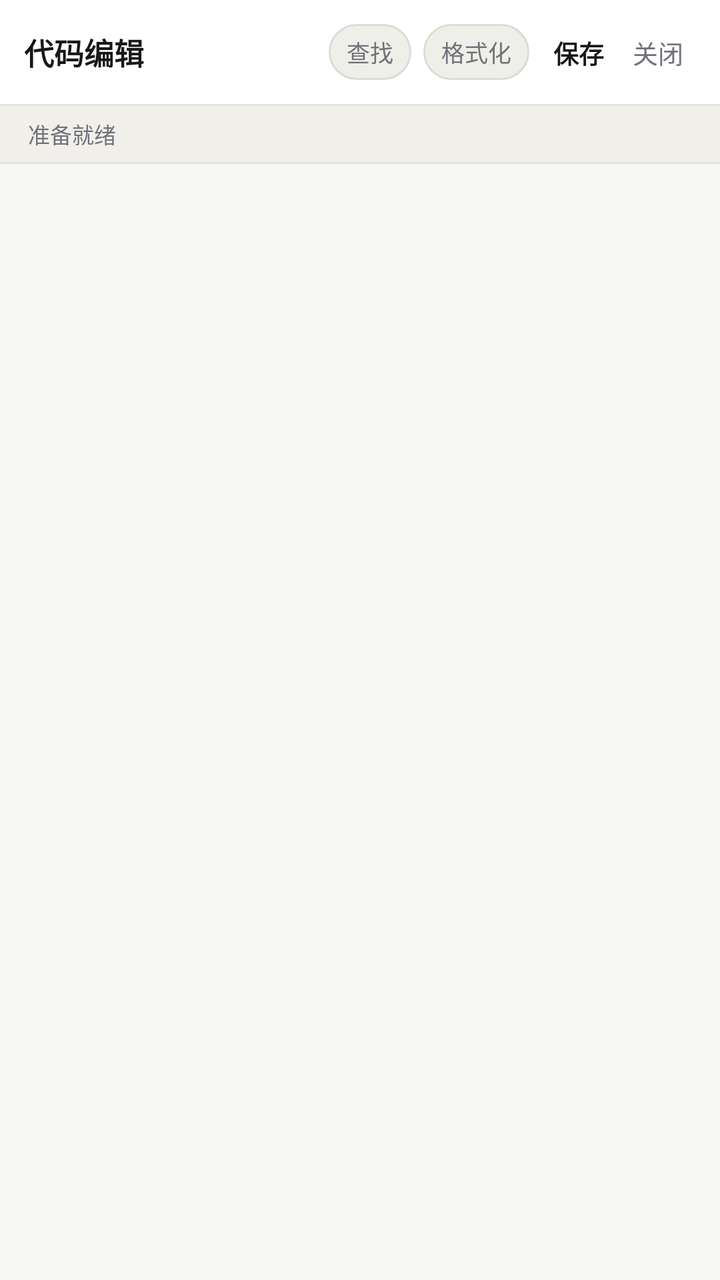
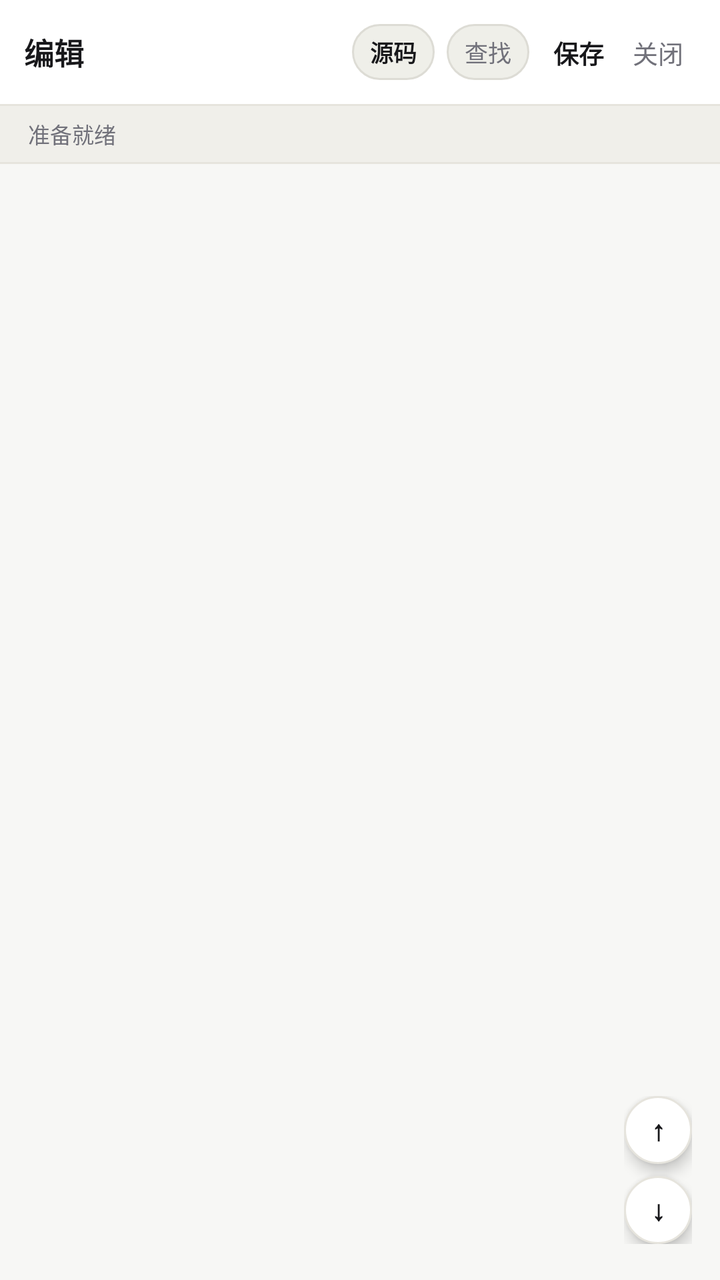

Before-and-after screenshots of an Android layout around one commit, followed by the original layout XML and the change that was made.
<!-- AndroidManifest.xml: application theme Theme.STThemeVault -->
<!-- res/layout/activity_code_editor.xml -->
<?xml version="1.0" encoding="utf-8"?>
<LinearLayout xmlns:android="http://schemas.android.com/apk/res/android"
    xmlns:app="http://schemas.android.com/apk/res-auto"
    android:layout_width="match_parent"
    android:layout_height="match_parent"
    android:background="@color/bg"
    android:orientation="vertical">

    
    <LinearLayout
        android:layout_width="match_parent"
        android:layout_height="52dp"
        android:background="@color/surface"
        android:gravity="center_vertical"
        android:orientation="horizontal"
        android:paddingHorizontal="12dp">

        <TextView
            android:id="@+id/tvEditorTitle"
            android:layout_width="0dp"
            android:layout_height="wrap_content"
            android:layout_weight="1"
            android:ellipsize="end"
            android:singleLine="true"
            android:text="代码编辑"
            android:textColor="@color/text_primary"
            android:textSize="15sp"
            android:textStyle="bold" />

        <TextView
            android:id="@+id/btnEditorSearchToggle"
            android:layout_width="wrap_content"
            android:layout_height="28dp"
            android:layout_marginStart="6dp"
            android:background="@drawable/bg_pill_accent"
            android:clickable="true"
            android:focusable="true"
            android:gravity="center"
            android:paddingHorizontal="9dp"
            android:text="查找"
            android:textColor="@color/text_muted"
            android:textSize="11.5sp" />

        <TextView
            android:id="@+id/btnEditorFormat"
            android:layout_width="wrap_content"
            android:layout_height="28dp"
            android:layout_marginStart="6dp"
            android:background="@drawable/bg_pill_accent"
            android:clickable="true"
            android:focusable="true"
            android:gravity="center"
            android:paddingHorizontal="9dp"
            android:text="格式化"
            android:textColor="@color/text_muted"
            android:textSize="11.5sp" />

        <com.google.android.material.button.MaterialButton
            android:id="@+id/btnEditorSave"
            style="@style/Widget.Material3.Button.TextButton"
            android:layout_width="wrap_content"
            android:layout_height="34dp"
            android:layout_marginStart="4dp"
            android:insetTop="0dp"
            android:insetBottom="0dp"
            android:minWidth="0dp"
            android:paddingHorizontal="8dp"
            android:text="保存"
            android:textColor="@color/text_primary"
            android:textSize="12.5sp"
            android:textStyle="bold" />

        <com.google.android.material.button.MaterialButton
            android:id="@+id/btnEditorClose"
            style="@style/Widget.Material3.Button.TextButton"
            android:layout_width="wrap_content"
            android:layout_height="34dp"
            android:insetTop="0dp"
            android:insetBottom="0dp"
            android:minWidth="0dp"
            android:paddingHorizontal="6dp"
            android:text="关闭"
            android:textColor="@color/text_muted"
            android:textSize="12.5sp" />
    </LinearLayout>

    <View
        android:layout_width="match_parent"
        android:layout_height="1dp"
        android:background="@color/border" />

    
    <LinearLayout
        android:id="@+id/layoutEditorFind"
        android:layout_width="match_parent"
        android:layout_height="44dp"
        android:background="@color/surface"
        android:gravity="center_vertical"
        android:orientation="horizontal"
        android:paddingHorizontal="12dp"
        android:visibility="gone">

        <EditText
            android:id="@+id/etEditorFind"
            android:layout_width="0dp"
            android:layout_height="32dp"
            android:layout_weight="1"
            android:background="@drawable/bg_input"
            android:hint="查找代码内容..."
            android:imeOptions="actionSearch"
            android:inputType="text"
            android:paddingHorizontal="10dp"
            android:singleLine="true"
            android:textColor="@color/text_primary"
            android:textColorHint="@color/text_muted"
            android:textSize="12.5sp" />

        <TextView
            android:id="@+id/tvFindCount"
            android:layout_width="wrap_content"
            android:layout_height="wrap_content"
            android:layout_marginStart="8dp"
            android:text="0/0"
            android:textColor="@color/text_muted"
            android:textSize="11.5sp" />

        <TextView
            android:id="@+id/btnFindPrev"
            android:layout_width="30dp"
            android:layout_height="30dp"
            android:layout_marginStart="4dp"
            android:background="@drawable/bg_pill_accent"
            android:clickable="true"
            android:focusable="true"
            android:gravity="center"
            android:text="‹"
            android:textColor="@color/text_primary"
            android:textSize="15sp"
            android:textStyle="bold" />

        <TextView
            android:id="@+id/btnFindNext"
            android:layout_width="30dp"
            android:layout_height="30dp"
            android:layout_marginStart="4dp"
            android:background="@drawable/bg_pill_accent"
            android:clickable="true"
            android:focusable="true"
            android:gravity="center"
            android:text="›"
            android:textColor="@color/text_primary"
            android:textSize="15sp"
            android:textStyle="bold" />
    </LinearLayout>

    
    <LinearLayout
        android:layout_width="match_parent"
        android:layout_height="28dp"
        android:background="@color/surface_2"
        android:gravity="center_vertical"
        android:orientation="horizontal"
        android:paddingHorizontal="14dp">

        <TextView
            android:id="@+id/tvEditorMeta"
            android:layout_width="match_parent"
            android:layout_height="wrap_content"
            android:singleLine="true"
            android:text="准备就绪"
            android:textColor="@color/text_muted"
            android:textSize="11sp" />
    </LinearLayout>

    <View
        android:layout_width="match_parent"
        android:layout_height="1dp"
        android:background="@color/border" />

    
    <ScrollView
        android:layout_width="match_parent"
        android:layout_height="0dp"
        android:layout_weight="1"
        android:fillViewport="true">

        <EditText
            android:id="@+id/etCodeContent"
            android:layout_width="match_parent"
            android:layout_height="wrap_content"
            android:background="@android:color/transparent"
            android:fontFamily="monospace"
            android:gravity="top|start"
            android:inputType="textMultiLine|textNoSuggestions"
            android:lineSpacingExtra="3dp"
            android:padding="14dp"
            android:scrollbars="vertical"
            android:textColor="@color/text_primary"
            android:textSize="12.5sp" />
    </ScrollView>

</LinearLayout>
<!-- resources referenced by this layout -->
<resources>
  <color name="bg">#F7F7F5</color>
  <color name="border">#E6E4DD</color>
  <color name="surface">#FFFFFF</color>
  <color name="surface_2">#F0EFEA</color>
  <color name="text_muted">#71717A</color>
  <color name="text_primary">#18181B</color>
  <!-- drawable bg_input (drawable) -->
  <?xml version="1.0" encoding="utf-8"?>
  <shape xmlns:android="http://schemas.android.com/apk/res/android" android:shape="rectangle">
      <solid android:color="@color/surface_2" />
      <corners android:radius="11dp" />
      <stroke android:width="1dp" android:color="@color/border" />
  </shape>
  <!-- drawable bg_pill_accent (drawable) -->
  <?xml version="1.0" encoding="utf-8"?>
  <shape xmlns:android="http://schemas.android.com/apk/res/android" android:shape="rectangle">
      <solid android:color="@color/pill_accent_bg" />
      <corners android:radius="999dp" />
      <stroke android:width="1dp" android:color="@color/pill_accent_stroke" />
  </shape>
  <style name="Theme.STThemeVault" parent="Theme.Material3.DayNight.NoActionBar">
          <item name="colorPrimary">@color/accent</item>
          <item name="colorOnPrimary">@color/on_accent</item>
          <item name="colorSecondary">@color/text_muted</item>
          <item name="colorSecondaryContainer">@color/surface_2</item>
          <item name="colorOnSecondaryContainer">@color/text_primary</item>
          <item name="colorSurface">@color/surface</item>
          <item name="colorOnSurface">@color/text_primary</item>
          <item name="colorSurfaceContainerHigh">@color/surface</item>
          <item name="colorOutline">@color/border</item>
          <item name="android:windowBackground">@color/bg</item>
          <item name="android:statusBarColor">@color/bg</item>
          <item name="android:navigationBarColor">@color/surface</item>
          <item name="android:windowLightStatusBar">true</item>
          <item name="android:windowLightNavigationBar" tools:targetApi="27">true</item>
      </style>
  <color name="pill_accent_bg">#EFEFE9</color>
  <color name="pill_accent_stroke">#DDDCD5</color>
  <color name="accent">#18181B</color>
  <color name="on_accent">#FFFFFF</color>
</resources>

<!-- the commit's change to res/layout/activity_code_editor.xml (unified diff, before → after) -->
@@ -22,13 +22,13 @@
             android:layout_weight="1"
             android:ellipsize="end"
             android:singleLine="true"
-            android:text="代码编辑"
+            android:text="编辑"
             android:textColor="@color/text_primary"
             android:textSize="15sp"
             android:textStyle="bold" />
 
         <TextView
-            android:id="@+id/btnEditorSearchToggle"
+            android:id="@+id/btnEditorModeToggle"
             android:layout_width="wrap_content"
             android:layout_height="28dp"
             android:layout_marginStart="6dp"
@@ -37,12 +37,13 @@
             android:focusable="true"
             android:gravity="center"
             android:paddingHorizontal="9dp"
-            android:text="查找"
-            android:textColor="@color/text_muted"
-            android:textSize="11.5sp" />
-
-        <TextView
-            android:id="@+id/btnEditorFormat"
+            android:text="源码"
+            android:textColor="@color/text_primary"
+            android:textSize="11.5sp"
+            android:textStyle="bold" />
+
+        <TextView
+            android:id="@+id/btnEditorSearchToggle"
             android:layout_width="wrap_content"
             android:layout_height="28dp"
             android:layout_marginStart="6dp"
@@ -51,9 +52,24 @@
             android:focusable="true"
             android:gravity="center"
             android:paddingHorizontal="9dp"
+            android:text="查找"
+            android:textColor="@color/text_muted"
+            android:textSize="11.5sp" />
+
+        <TextView
+            android:id="@+id/btnEditorFormat"
+            android:layout_width="wrap_content"
+            android:layout_height="28dp"
+            android:layout_marginStart="6dp"
+            android:background="@drawable/bg_pill_accent"
+            android:clickable="true"
+            android:focusable="true"
+            android:gravity="center"
+            android:paddingHorizontal="9dp"
             android:text="格式化"
             android:textColor="@color/text_muted"
-            android:textSize="11.5sp" />
+            android:textSize="11.5sp"
+            android:visibility="gone" />
 
         <com.google.android.material.button.MaterialButton
             android:id="@+id/btnEditorSave"
@@ -106,7 +122,7 @@
             android:layout_height="32dp"
             android:layout_weight="1"
             android:background="@drawable/bg_input"
-            android:hint="查找代码内容..."
+            android:hint="查找内容..."
             android:imeOptions="actionSearch"
             android:inputType="text"
             android:paddingHorizontal="10dp"
@@ -178,25 +194,89 @@
         android:background="@color/border" />
 
     
-    <ScrollView
+    <FrameLayout
         android:layout_width="match_parent"
         android:layout_height="0dp"
-        android:layout_weight="1"
-        android:fillViewport="true">
-
-        <EditText
-            android:id="@+id/etCodeContent"
+        android:layout_weight="1">
+
+        
+        <ScrollView
+            android:id="@+id/scrollVisualEditor"
             android:layout_width="match_parent"
-            android:layout_height="wrap_content"
-            android:background="@android:color/transparent"
-            android:fontFamily="monospace"
-            android:gravity="top|start"
-            android:inputType="textMultiLine|textNoSuggestions"
-            android:lineSpacingExtra="3dp"
-            android:padding="14dp"
-            android:scrollbars="vertical"
-            android:textColor="@color/text_primary"
-            android:textSize="12.5sp" />
-    </ScrollView>
+            android:layout_height="match_parent"
+            android:clipToPadding="false"
+            android:paddingHorizontal="14dp"
+            android:paddingTop="12dp"
+            android:paddingBottom="40dp">
+
+            <LinearLayout
+                android:id="@+id/containerVisualSections"
+                android:layout_width="match_parent"
+                android:layout_height="wrap_content"
+                android:orientation="vertical" />
+        </ScrollView>
+
+        
+        <ScrollView
+            android:id="@+id/scrollRawEditor"
+            android:layout_width="match_parent"
+            android:layout_height="match_parent"
+            android:fillViewport="true"
+            android:visibility="gone">
+
+            <EditText
+                android:id="@+id/etCodeContent"
+                android:layout_width="match_parent"
+                android:layout_height="wrap_content"
+                android:background="@android:color/transparent"
+                android:fontFamily="monospace"
+                android:gravity="top|start"
+                android:inputType="textMultiLine|textNoSuggestions"
+                android:lineSpacingExtra="3dp"
+                android:padding="14dp"
+                android:scrollbars="vertical"
+                android:textColor="@color/text_primary"
+                android:textSize="12.5sp" />
+        </ScrollView>
+
+        
+        <LinearLayout
+            android:layout_width="wrap_content"
+            android:layout_height="wrap_content"
+            android:layout_gravity="bottom|end"
+            android:layout_marginEnd="14dp"
+            android:layout_marginBottom="18dp"
+            android:orientation="vertical">
+
+            <TextView
+                android:id="@+id/btnEditorScrollTop"
+                android:layout_width="34dp"
+                android:layout_height="34dp"
+                android:layout_marginBottom="6dp"
+                android:background="@drawable/bg_floating_dock"
+                android:clickable="true"
+                android:elevation="4dp"
+                android:focusable="true"
+                android:gravity="center"
+                android:text="↑"
+                android:textColor="@color/text_primary"
+                android:textSize="14sp"
+                android:textStyle="bold" />
+
+            <TextView
+                android:id="@+id/btnEditorScrollBottom"
+                android:layout_width="34dp"
+                android:layout_height="34dp"
+                android:background="@drawable/bg_floating_dock"
+                android:clickable="true"
+                android:elevation="4dp"
+                android:focusable="true"
+                android:gravity="center"
+                android:text="↓"
+                android:textColor="@color/text_primary"
+                android:textSize="14sp"
+                android:textStyle="bold" />
+        </LinearLayout>
+    </FrameLayout>
 
 </LinearLayout>
<!-- resource entries referenced after the edit -->
@@ -6,6 +6,13 @@
   <color name="surface_2">#F0EFEA</color>
   <color name="text_muted">#71717A</color>
   <color name="text_primary">#18181B</color>
+  <!-- drawable bg_floating_dock (drawable) -->
+  <?xml version="1.0" encoding="utf-8"?>
+  <shape xmlns:android="http://schemas.android.com/apk/res/android" android:shape="rectangle">
+      <solid android:color="@color/surface" />
+      <corners android:radius="999dp" />
+      <stroke android:width="1dp" android:color="@color/border" />
+  </shape>
   <!-- drawable bg_input (drawable) -->
   <?xml version="1.0" encoding="utf-8"?>
   <shape xmlns:android="http://schemas.android.com/apk/res/android" android:shape="rectangle">
